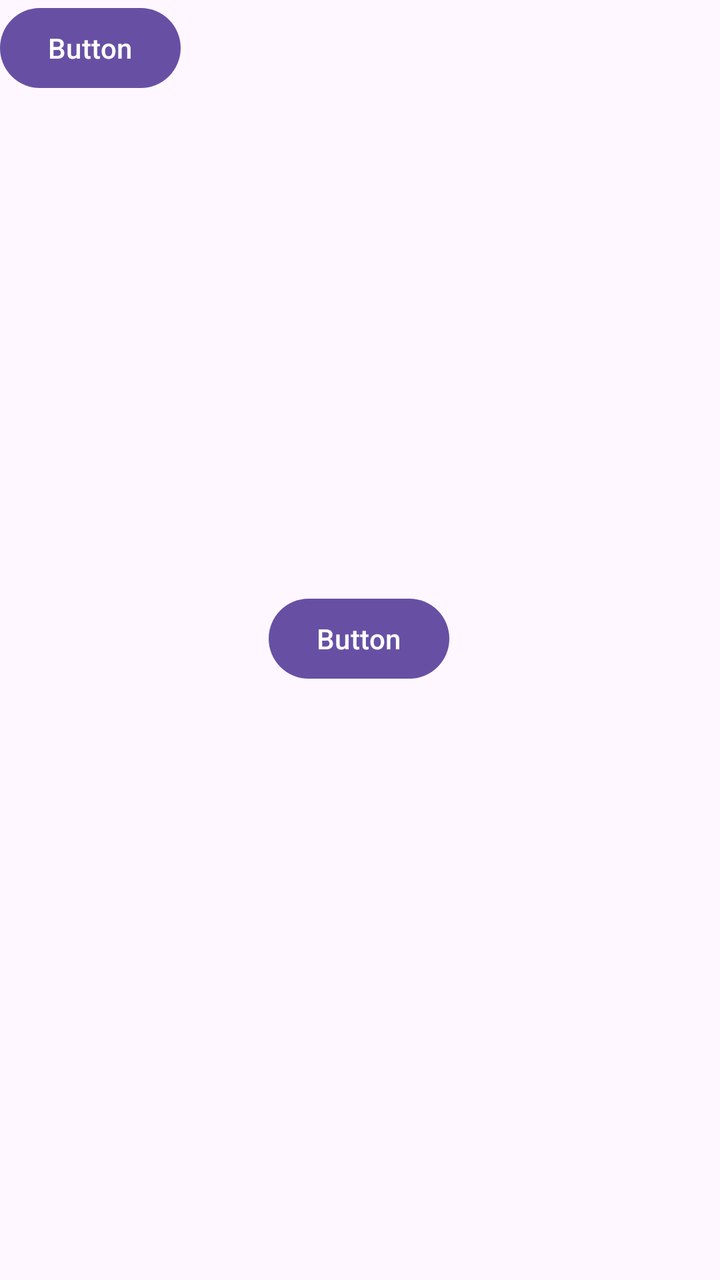
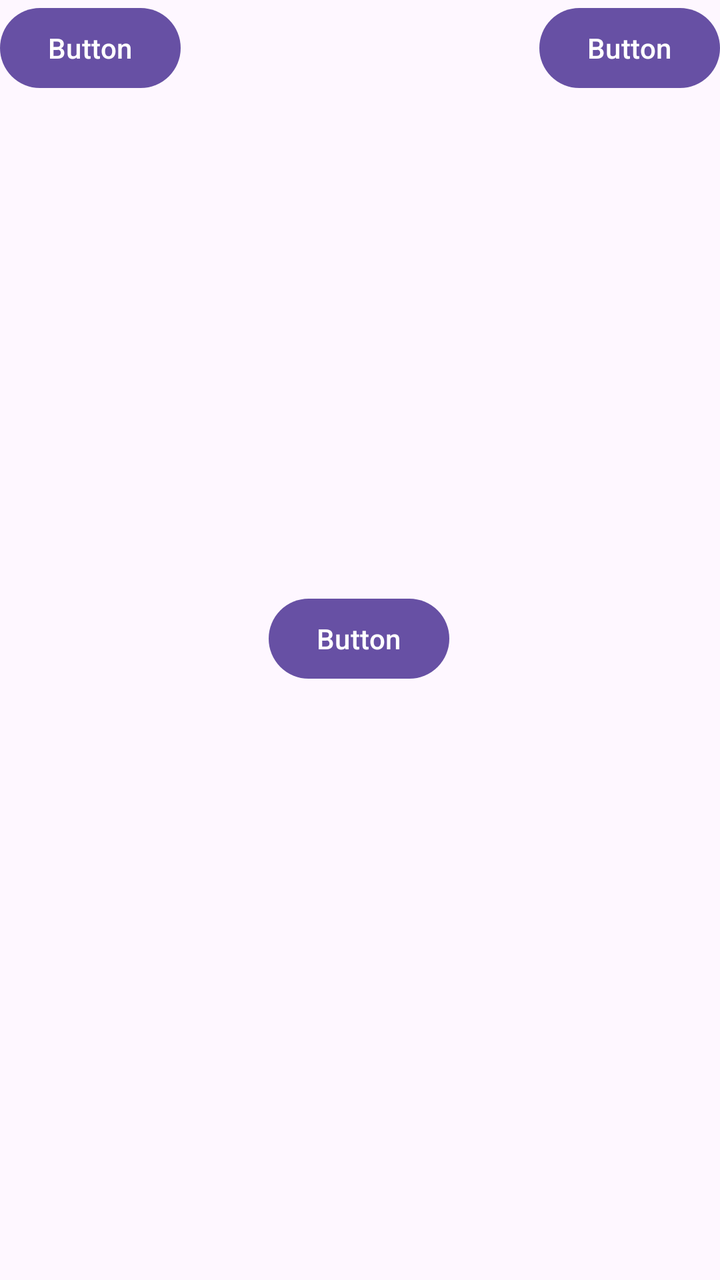

Two renders of the same Android screen: before a commit and after it. Below are the layout's source before the change and the commit's diff.
<!-- AndroidManifest.xml: application theme Theme.Przyciski -->
<!-- res/layout/activity_main.xml -->
<?xml version="1.0" encoding="utf-8"?>
<androidx.constraintlayout.widget.ConstraintLayout xmlns:android="http://schemas.android.com/apk/res/android"
    xmlns:app="http://schemas.android.com/apk/res-auto"
    xmlns:tools="http://schemas.android.com/tools"
    android:id="@+id/main"
    android:layout_width="match_parent"
    android:layout_height="match_parent"
    tools:context=".MainActivity">

    <Button
        android:id="@+id/button"
        android:layout_width="wrap_content"
        android:layout_height="wrap_content"
        android:text="Button"
        app:layout_constraintBottom_toBottomOf="parent"
        app:layout_constraintEnd_toEndOf="parent"
        app:layout_constraintHorizontal_bias="0.498"
        app:layout_constraintStart_toStartOf="parent"
        app:layout_constraintTop_toTopOf="parent"
        app:layout_constraintVertical_bias="0.499" />

    <Button
        android:id="@+id/button2"
        android:layout_width="wrap_content"
        android:layout_height="wrap_content"
        android:text="Button"
        app:layout_constraintStart_toStartOf="parent"
        app:layout_constraintTop_toTopOf="parent" />
</androidx.constraintlayout.widget.ConstraintLayout>
<!-- resources referenced by this layout -->
<resources>
  <style name="Theme.Przyciski" parent="Base.Theme.Przyciski" />
  <style name="Base.Theme.Przyciski" parent="Theme.Material3.DayNight.NoActionBar">
          
          
      </style>
</resources>

<!-- the commit's change to res/layout/activity_main.xml (unified diff, before → after) -->
@@ -26,4 +26,12 @@
         android:text="Button"
         app:layout_constraintStart_toStartOf="parent"
         app:layout_constraintTop_toTopOf="parent" />
+
+    <Button
+        android:id="@+id/button3"
+        android:layout_width="wrap_content"
+        android:layout_height="wrap_content"
+        android:text="Button"
+        app:layout_constraintEnd_toEndOf="parent"
+        app:layout_constraintTop_toTopOf="parent" />
 </androidx.constraintlayout.widget.ConstraintLayout>
